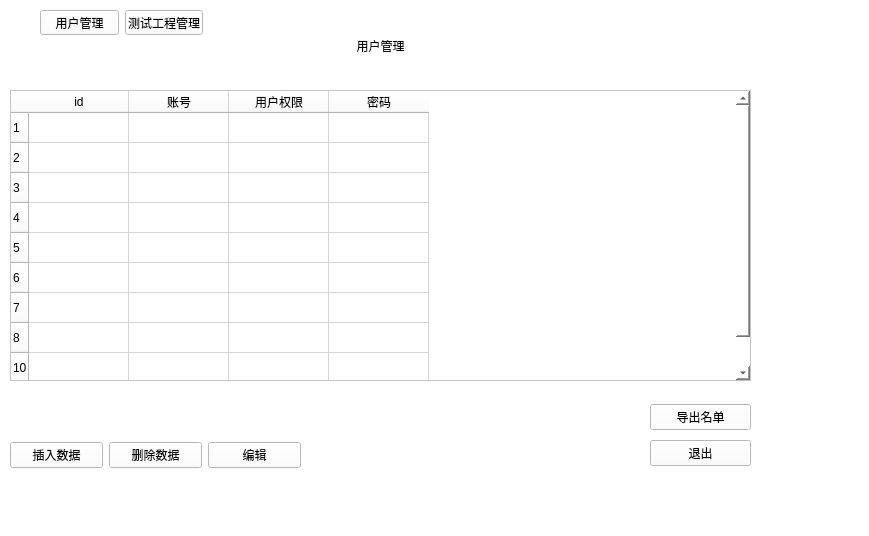
The window that manager.ui (Woodsssss/Lanzhou) describes before a commit, drawn with Qt 5.
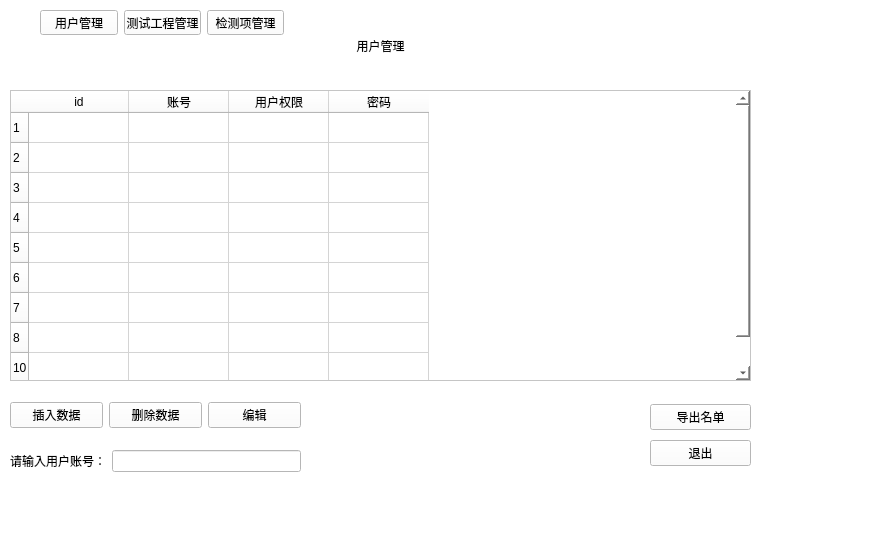
The same window after the commit. The open tabs and pages were chosen to show the change.

Commit message:
用户界面初版
demo

Patch:
```diff
--- a/manager.ui
+++ b/manager.ui
@@ -137,7 +137,7 @@
       <property name="geometry">
        <rect>
         <x>20</x>
-        <y>390</y>
+        <y>350</y>
         <width>291</width>
         <height>51</height>
        </rect>
@@ -192,6 +192,28 @@
        </item>
       </layout>
      </widget>
+     <widget class="QWidget" name="layoutWidget_4">
+      <property name="geometry">
+       <rect>
+        <x>20</x>
+        <y>410</y>
+        <width>291</width>
+        <height>22</height>
+       </rect>
+      </property>
+      <layout class="QHBoxLayout" name="horizontalLayout_4">
+       <item>
+        <widget class="QLabel" name="label">
+         <property name="text">
+          <string>请输入用户账号：</string>
+         </property>
+        </widget>
+       </item>
+       <item>
+        <widget class="QLineEdit" name="user_account"/>
+       </item>
+      </layout>
+     </widget>
     </widget>
     <widget class="QWidget" name="page_2">
      <widget class="QLabel" name="label_title_2">
@@ -366,7 +388,7 @@
      <rect>
       <x>40</x>
       <y>10</y>
-      <width>163</width>
+      <width>244</width>
       <height>25</height>
      </rect>
     </property>
@@ -385,6 +407,13 @@
        </property>
       </widget>
      </item>
+     <item>
+      <widget class="QPushButton" name="pushButton_4">
+       <property name="text">
+        <string>检测项管理</string>
+       </property>
+      </widget>
+     </item>
     </layout>
    </widget>
   </widget>
```
Left out of the diff: 27 changed lines with no effect on the pictures. The commit also changes 13 other files.
